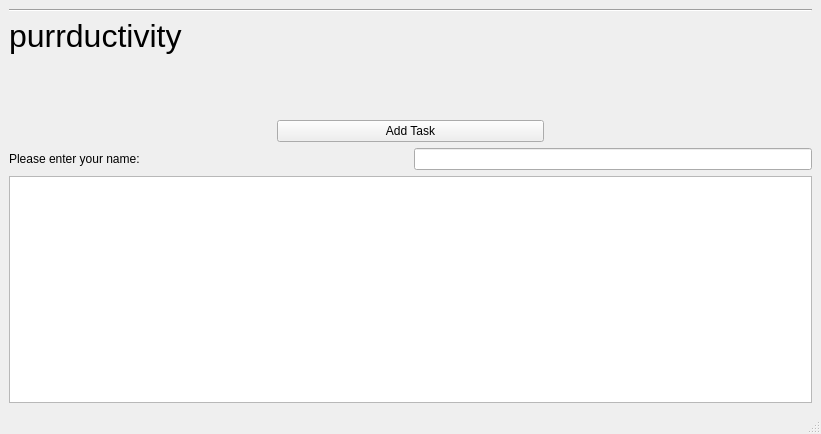
This is src/view.ui in hardinger-kirin/cs330-mvc as Qt 5 draws it before an edit. The edited form follows.
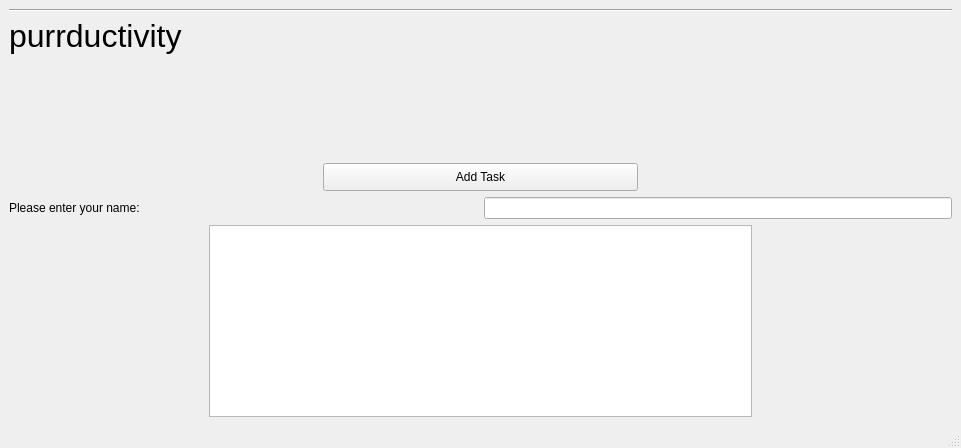
This is the edited form.

Commit message:
Tasks: Complete and Remove buttons
Added buttons, no event functionality yet

Patch:
```diff
--- a/src/view.ui
+++ b/src/view.ui
@@ -6,8 +6,8 @@
    <rect>
     <x>0</x>
     <y>0</y>
-    <width>821</width>
-    <height>434</height>
+    <width>961</width>
+    <height>448</height>
    </rect>
   </property>
   <property name="sizePolicy">
@@ -217,25 +217,82 @@
        </layout>
       </item>
       <item>
+       <layout class="QHBoxLayout" name="horizontalLayout">
+        <item>
+         <spacer name="horizontalSpacer_3">
+          <property name="orientation">
+           <enum>Qt::Horizontal</enum>
+          </property>
+          <property name="sizeType">
+           <enum>QSizePolicy::Preferred</enum>
+          </property>
+          <property name="sizeHint" stdset="0">
+           <size>
+            <width>200</width>
+            <height>20</height>
+           </size>
+          </property>
+         </spacer>
+        </item>
+        <item>
        <widget class="QTableWidget" name="task_table">
         <property name="sizePolicy">
-         <sizepolicy hsizetype="MinimumExpanding" vsizetype="MinimumExpanding">
+           <sizepolicy hsizetype="MinimumExpanding" vsizetype="Minimum">
           <horstretch>0</horstretch>
           <verstretch>0</verstretch>
          </sizepolicy>
         </property>
+          <property name="minimumSize">
+           <size>
+            <width>100</width>
+            <height>0</height>
+           </size>
+          </property>
         <property name="font">
          <font>
           <pointsize>7</pointsize>
          </font>
         </property>
+          <property name="sizeAdjustPolicy">
+           <enum>QAbstractScrollArea::AdjustIgnored</enum>
+          </property>
+          <property name="verticalScrollMode">
+           <enum>QAbstractItemView::ScrollPerPixel</enum>
+          </property>
+          <property name="horizontalScrollMode">
+           <enum>QAbstractItemView::ScrollPerPixel</enum>
+          </property>
         <property name="wordWrap">
          <bool>true</bool>
         </property>
         <attribute name="horizontalHeaderStretchLastSection">
+           <bool>false</bool>
+          </attribute>
+          <attribute name="verticalHeaderCascadingSectionResizes">
          <bool>true</bool>
         </attribute>
-       </widget>
+          <attribute name="verticalHeaderStretchLastSection">
+           <bool>false</bool>
+          </attribute>
+         </widget>
+        </item>
+        <item>
+         <spacer name="horizontalSpacer_4">
+          <property name="orientation">
+           <enum>Qt::Horizontal</enum>
+          </property>
+          <property name="sizeType">
+           <enum>QSizePolicy::Preferred</enum>
+          </property>
+          <property name="sizeHint" stdset="0">
+           <size>
+            <width>200</width>
+            <height>20</height>
+           </size>
+          </property>
+         </spacer>
+        </item>
+       </layout>
       </item>
      </layout>
     </item>
```
Left out of the diff: 5 changed lines with no effect on the pictures. Lines whose indentation alone changed are shown as unchanged. The commit also changes 2 other files.
